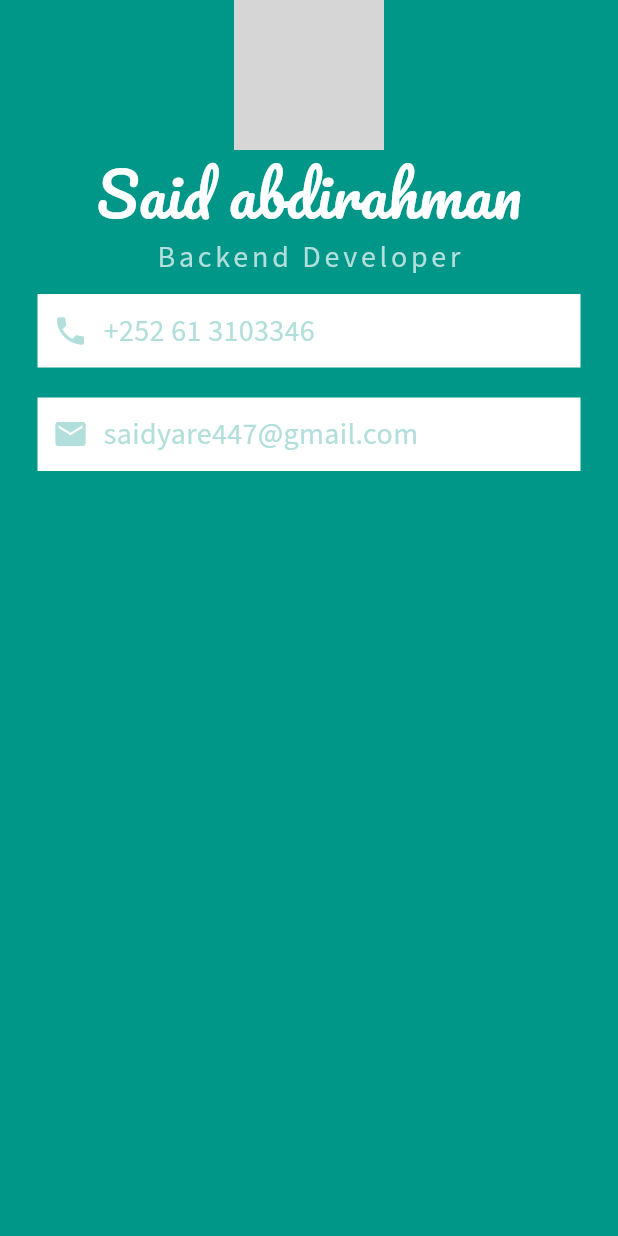
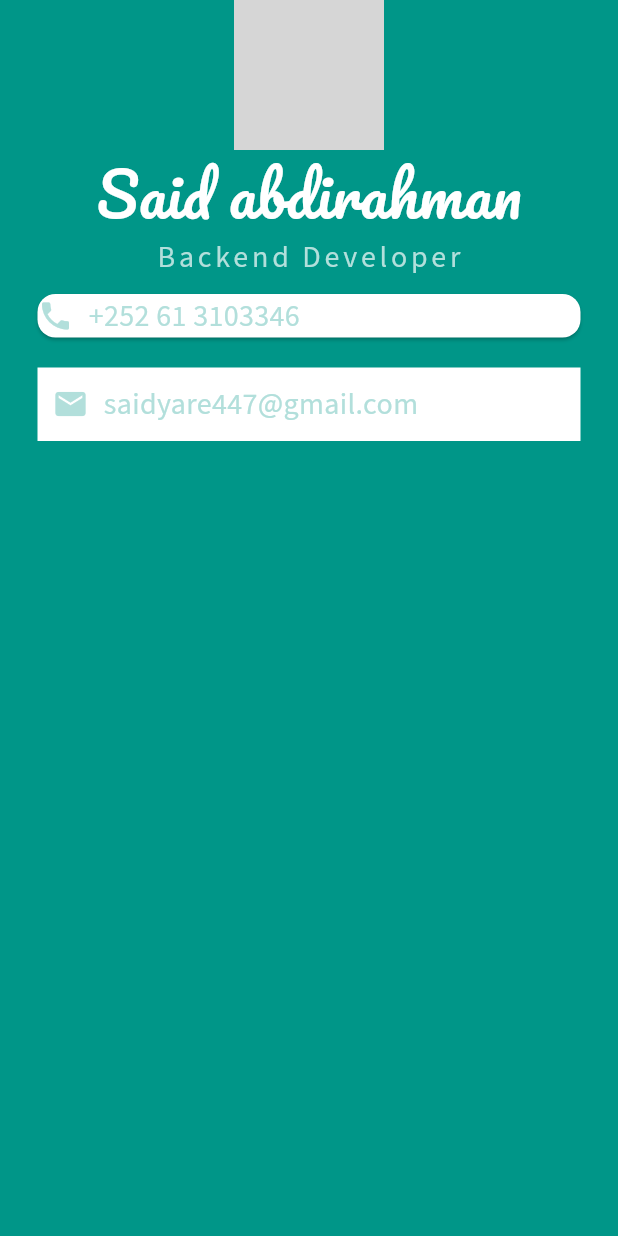
Before and after one commit to saidAbdirahman/mi_card_flutter, a Flutter app: the screen it shows after launch, on a phone screen of 412 x 824 dp. Run offline on Flutter 3.47's test engine with Material 3 defaults, Android fonts, the phone set to English and light mode, and no system bars; grey boxes are pictures that could not be loaded.

Commit message:
Class doesnot have padding
Signed-off-by: saidAbirahman <saidqaaje11@gmail.com>

```diff
--- a/lib/main.dart
+++ b/lib/main.dart
@@ -39,8 +39,8 @@ class MyApp extends StatelessWidget {
                   letterSpacing: 2.5
                 ),
               ),
-              Container(
-                padding: EdgeInsets.all(10.0),
+              Card(
+
                 margin: EdgeInsets.symmetric(vertical: 10.0, horizontal: 25.0),
                 color: Colors.white,
                 child: Row(
```
